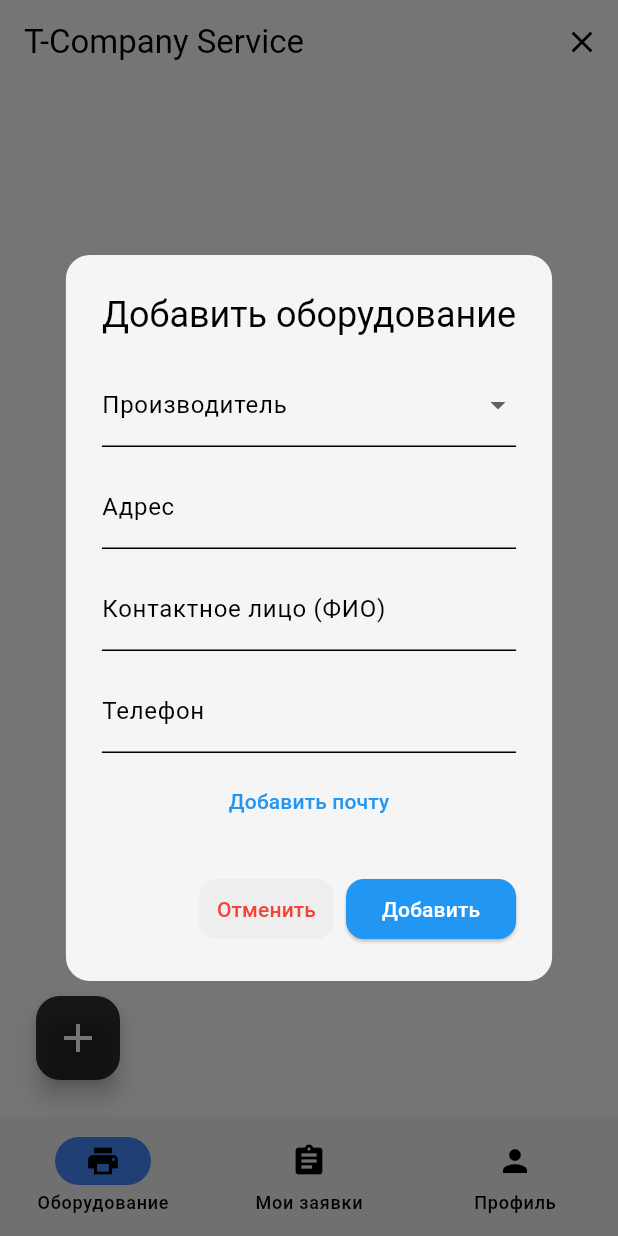
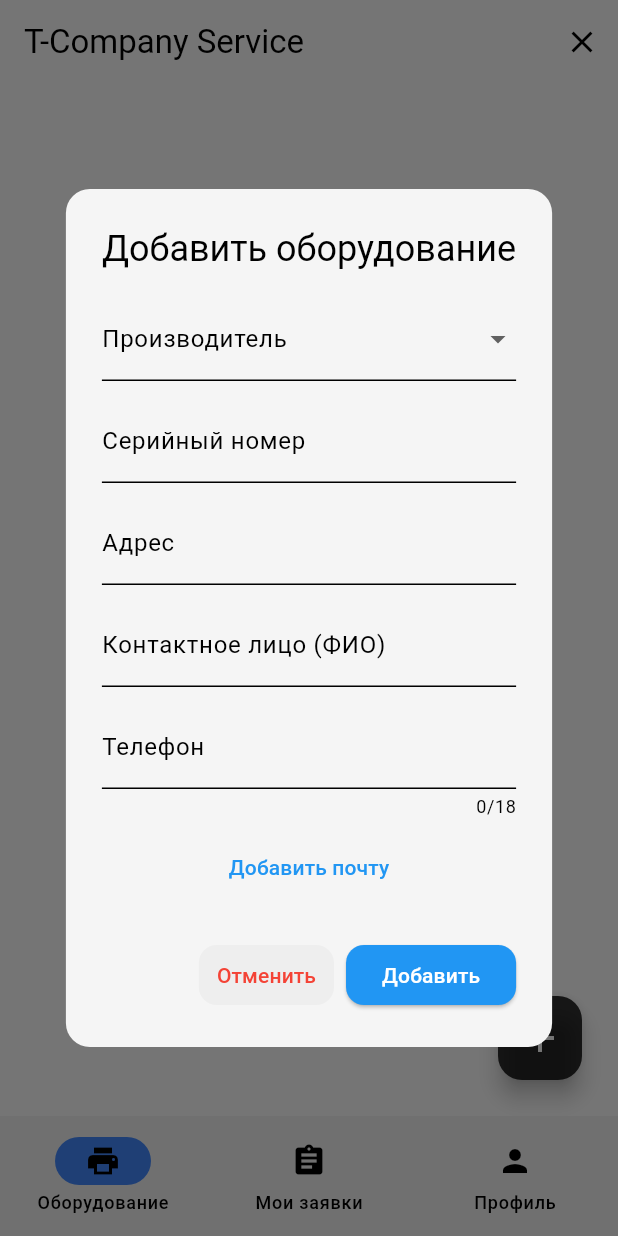
Before and after one commit to nniikk99/t-company-service, a Flutter app: the screen it shows after launch, after a tap on the "add" icon, on a phone screen of 412 x 824 dp. Run offline on Flutter 3.47's test engine with Material 3 defaults, Android fonts, the phone set to English and light mode, and no system bars; our stand-ins replace fl_chart, table_calendar.

Commit message:
fix: add serial number, phone validation, move FAB right

```diff
--- a/lib/main.dart
+++ b/lib/main.dart
@@ -144,7 +144,7 @@ class _MyHomePageState extends State<MyHomePage> {
           },
         ),
         Positioned(
-          left: 24,
+          right: 24,
           bottom: 24,
           child: FloatingActionButton(
             heroTag: 'add_equipment',
@@ -223,6 +223,7 @@ class _MyHomePageState extends State<MyHomePage> {
     String? selectedManufacturer;
     String? selectedModel;
     String? selectedModification;
+    final serialController = TextEditingController();
     final addressController = TextEditingController();
     final contactController = TextEditingController();
     final phoneController = TextEditingController();
@@ -281,6 +282,11 @@ class _MyHomePageState extends State<MyHomePage> {
                   ),
                 const SizedBox(height: 12),
                 TextFormField(
+                  controller: serialController,
+                  decoration: const InputDecoration(labelText: 'Серийный номер'),
+                ),
+                const SizedBox(height: 12),
+                TextFormField(
                   controller: addressController,
                   decoration: const InputDecoration(labelText: 'Адрес'),
                 ),
@@ -294,6 +300,14 @@ class _MyHomePageState extends State<MyHomePage> {
                   controller: phoneController,
                   decoration: const InputDecoration(labelText: 'Телефон'),
                   keyboardType: TextInputType.phone,
+                  maxLength: 18,
+                  validator: (value) {
+                    final phoneReg = RegExp(r'^[+0-9\s\-\(\)]{7,18}$');
+                    if (value == null || !phoneReg.hasMatch(value)) {
+                      return 'Введите корректный номер';
+                    }
+                    return null;
+                  },
                 ),
                 const SizedBox(height: 8),
                 if (!showEmail)
@@ -324,6 +338,7 @@ class _MyHomePageState extends State<MyHomePage> {
               onPressed: () {
                 if (selectedManufacturer == null ||
                     selectedModel == null ||
+                    serialController.text.isEmpty ||
                     addressController.text.isEmpty ||
                     contactController.text.isEmpty ||
                     phoneController.text.isEmpty) {
@@ -332,7 +347,6 @@ class _MyHomePageState extends State<MyHomePage> {
                   );
                   return;
                 }
-                // Добавить оборудование в список (пример)
                 setState(() {
                   (widget.user as User).equipment.add(
                     Equipment(
@@ -340,7 +354,7 @@ class _MyHomePageState extends State<MyHomePage> {
                       manufacturer: selectedManufacturer!,
                       model: selectedModel! +
                           (selectedModification != null ? ' ${selectedModification!}' : ''),
-                      serialNumber: 'SN${DateTime.now().millisecondsSinceEpoch}',
+                      serialNumber: serialController.text,
                       address: addressController.text,
                       contactPerson: contactController.text,
                       phone: phoneController.text,
```
